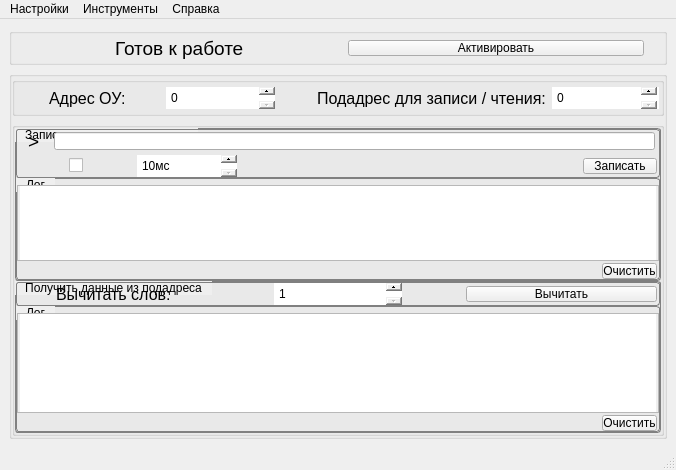
This is ui/MainWindow.ui in AnatolyHryntsevich/TA1-USB-01-I as Qt 5 draws it before an edit. The edited form follows.
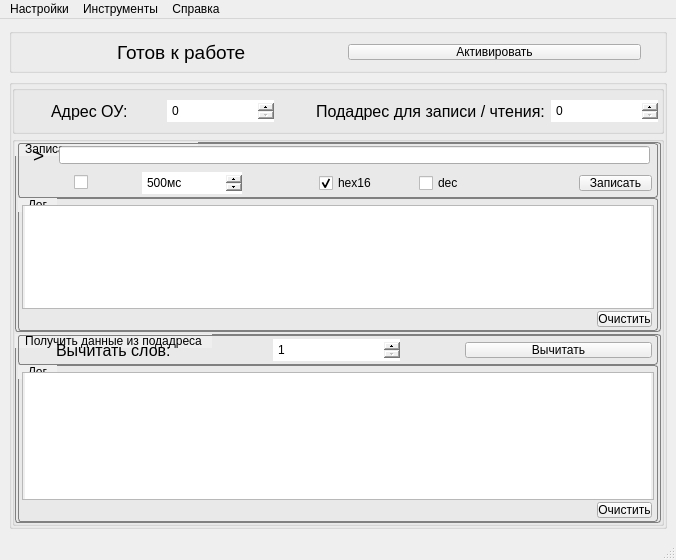
This is the edited form.

Commit message: feat Added windows for managing interface settings and the driver for the mil-std interface module

```diff
--- a/ui/MainWindow.ui
+++ b/ui/MainWindow.ui
@@ -7,7 +7,7 @@
     <x>0</x>
     <y>0</y>
     <width>676</width>
-    <height>470</height>
+    <height>560</height>
    </rect>
   </property>
   <property name="windowTitle">
@@ -22,21 +22,29 @@
      <layout class="QVBoxLayout" name="mainLayout" stretch="1,10">
       <item>
        <widget class="QGroupBox" name="mpiConnectionGroupBox">
+        <property name="font">
+         <font>
+          <stylestrategy>PreferAntialias</stylestrategy>
+         </font>
+        </property>
         <property name="styleSheet">
-         <string notr="true">2</string>
+         <string notr="true"/>
         </property>
         <property name="title">
          <string/>
         </property>
         <layout class="QHBoxLayout" name="horizontalLayout_2" stretch="0">
+         <property name="spacing">
+          <number>2</number>
+         </property>
          <property name="leftMargin">
-          <number>0</number>
+          <number>3</number>
          </property>
          <property name="topMargin">
           <number>0</number>
          </property>
          <property name="rightMargin">
-          <number>0</number>
+          <number>3</number>
          </property>
          <property name="bottomMargin">
           <number>0</number>
@@ -110,6 +118,9 @@
          <set>Qt::AlignJustify|Qt::AlignVCenter</set>
         </property>
         <layout class="QVBoxLayout" name="verticalLayout_3" stretch="1,8">
+         <property name="spacing">
+          <number>2</number>
+         </property>
          <property name="leftMargin">
           <number>0</number>
          </property>
@@ -124,18 +135,23 @@
          </property>
          <item>
           <widget class="QGroupBox" name="addrSettingsGroupBox">
+           <property name="font">
+            <font>
+             <stylestrategy>PreferAntialias</stylestrategy>
+            </font>
+           </property>
            <property name="title">
             <string/>
            </property>
            <layout class="QHBoxLayout" name="horizontalLayout_3">
             <property name="leftMargin">
-             <number>0</number>
+             <number>3</number>
             </property>
             <property name="topMargin">
              <number>0</number>
             </property>
             <property name="rightMargin">
-             <number>0</number>
+             <number>3</number>
             </property>
             <property name="bottomMargin">
              <number>0</number>
@@ -150,6 +166,7 @@
                 <property name="font">
                  <font>
                   <pointsize>12</pointsize>
+                  <stylestrategy>PreferAntialias</stylestrategy>
                  </font>
                 </property>
                 <property name="text">
@@ -159,6 +176,17 @@
               </item>
               <item>
                <widget class="QSpinBox" name="deviceAddrSpinBox">
+                <property name="sizePolicy">
+                 <sizepolicy hsizetype="Minimum" vsizetype="Fixed">
+                  <horstretch>0</horstretch>
+                  <verstretch>0</verstretch>
+                 </sizepolicy>
+                </property>
+                <property name="font">
+                 <font>
+                  <stylestrategy>PreferAntialias</stylestrategy>
+                 </font>
+                </property>
                 <property name="toolTip">
                  <string>Адрес устройства-получателя</string>
                 </property>
@@ -169,6 +197,8 @@
                  <string notr="true">QSpinBox {
     margin-left: 0px;
     margin-right: 0px;
+	margin-top: 3px;
+    margin-bottom: 3px;
     padding-right: 25px;
 }
 
@@ -187,7 +217,7 @@
 }</string>
                 </property>
                 <property name="maximum">
-                 <number>99</number>
+                 <number>2147483647</number>
                 </property>
                </widget>
               </item>
@@ -209,6 +239,7 @@
                 <property name="font">
                  <font>
                   <pointsize>12</pointsize>
+                  <stylestrategy>PreferAntialias</stylestrategy>
                  </font>
                 </property>
                 <property name="text">
@@ -218,6 +249,11 @@
               </item>
               <item>
                <widget class="QSpinBox" name="subAddrSpinBox">
+                <property name="font">
+                 <font>
+                  <stylestrategy>PreferAntialias</stylestrategy>
+                 </font>
+                </property>
                 <property name="toolTip">
                  <string>Целевой подадрес получателя</string>
                 </property>
@@ -227,7 +263,9 @@
                 <property name="styleSheet">
                  <string notr="true">QSpinBox {
     margin-left: 0px;
-    margin-right: 2px;
+    margin-right: 0px;
+	margin-top: 3px;
+    margin-bottom: 3px;
     padding-right: 25px;
 }
 
@@ -245,6 +283,9 @@
     height: 8px;
 }</string>
                 </property>
+                <property name="maximum">
+                 <number>2147483647</number>
+                </property>
                </widget>
               </item>
              </layout>
@@ -259,7 +300,7 @@
            </property>
            <layout class="QVBoxLayout" name="verticalLayout_4" stretch="1,1">
             <property name="spacing">
-             <number>0</number>
+             <number>2</number>
             </property>
             <property name="leftMargin">
              <number>0</number>
@@ -297,13 +338,13 @@
               </property>
               <layout class="QGridLayout" name="gridLayout_2">
                <property name="leftMargin">
-                <number>0</number>
+                <number>2</number>
                </property>
                <property name="topMargin">
                 <number>0</number>
                </property>
                <property name="rightMargin">
-                <number>0</number>
+                <number>2</number>
                </property>
                <property name="bottomMargin">
                 <number>0</number>
@@ -318,6 +359,11 @@
                  </property>
                  <item>
                   <widget class="QGroupBox" name="inputMpiWriteDataGroupBox">
+                   <property name="font">
+                    <font>
+                     <stylestrategy>PreferAntialias</stylestrategy>
+                    </font>
+                   </property>
                    <property name="title">
                     <string/>
                    </property>
@@ -326,13 +372,13 @@
                      <number>2</number>
                     </property>
                     <property name="leftMargin">
-                     <number>0</number>
+                     <number>3</number>
                     </property>
                     <property name="topMargin">
                      <number>0</number>
                     </property>
                     <property name="rightMargin">
-                     <number>0</number>
+                     <number>3</number>
                     </property>
                     <property name="bottomMargin">
                      <number>0</number>
@@ -355,6 +401,7 @@
                           <property name="font">
                            <font>
                             <pointsize>14</pointsize>
+                            <stylestrategy>PreferAntialias</stylestrategy>
                            </font>
                           </property>
                           <property name="text">
@@ -364,8 +411,13 @@
                         </item>
                         <item>
                          <widget class="QLineEdit" name="inputMpiWriteDataLineEdit">
+                          <property name="font">
+                           <font>
+                            <stylestrategy>PreferAntialias</stylestrategy>
+                           </font>
+                          </property>
                           <property name="toolTip">
-                           <string/>
+                           <string>Введите слова для отправки, разделяя их пробелами</string>
                           </property>
                           <property name="toolTipDuration">
                            <number>-1</number>
@@ -383,7 +435,7 @@
                      </layout>
                     </item>
                     <item>
-                     <layout class="QHBoxLayout" name="cycleWriteMpiSettingsLayout" stretch="0,1,0,1,9,2">
+                     <layout class="QHBoxLayout" name="cycleWriteMpiSettingsLayout" stretch="0,1,0,1,2,1,0,1,3,2">
                       <property name="spacing">
                        <number>2</number>
                       </property>
@@ -402,11 +454,16 @@
                       </item>
                       <item alignment="Qt::AlignHCenter">
                        <widget class="QCheckBox" name="cycleWriteMpiModeCheckBox">
+                        <property name="font">
+                         <font>
+                          <stylestrategy>PreferAntialias</stylestrategy>
+                         </font>
+                        </property>
                         <property name="toolTip">
                          <string>Циклическая запись данных в подадрес</string>
                         </property>
                         <property name="toolTipDuration">
-                         <number>5</number>
+                         <number>-1</number>
                         </property>
                         <property name="text">
                          <string/>
@@ -428,6 +485,11 @@
                       </item>
                       <item>
                        <widget class="QSpinBox" name="cycleWriteMpiIntervalValueSpinBox">
+                        <property name="font">
+                         <font>
+                          <stylestrategy>PreferAntialias</stylestrategy>
+                         </font>
+                        </property>
                         <property name="toolTip">
                          <string>Длительность интервала между пакетами</string>
                         </property>
@@ -438,6 +500,8 @@
                          <string notr="true">QSpinBox {
     margin-left: 0px;
     margin-right: 0px;
+	margin-top: 3px;
+    margin-bottom: 3px;
     padding-right: 25px;
 }
 
@@ -470,6 +534,9 @@
                         <property name="singleStep">
                          <number>10</number>
                         </property>
+                        <property name="value">
+                         <number>500</number>
+                        </property>
                        </widget>
                       </item>
                       <item>
@@ -485,8 +552,75 @@
                         </property>
                        </spacer>
                       </item>
+                      <item>
+                       <widget class="QCheckBox" name="hexFormatCheckBox">
+                        <property name="font">
+                         <font>
+                          <stylestrategy>PreferAntialias</stylestrategy>
+                         </font>
+                        </property>
+                        <property name="toolTip">
+                         <string>Шестнадцатеричный формат ввода</string>
+                        </property>
+                        <property name="text">
+                         <string>hex16</string>
+                        </property>
+                        <property name="checked">
+                         <bool>true</bool>
+                        </property>
+                        <property name="tristate">
+                         <bool>false</bool>
+                        </property>
+                       </widget>
+                      </item>
+                      <item>
+                       <spacer name="horizontalSpacer">
+                        <property name="orientation">
+                         <enum>Qt::Horizontal</enum>
+                        </property>
+                        <property name="sizeHint" stdset="0">
+                         <size>
+                          <width>40</width>
+                          <height>20</height>
+                         </size>
+                        </property>
+                       </spacer>
+                      </item>
+                      <item>
+                       <widget class="QCheckBox" name="decimalFormatCheckBox">
+                        <property name="font">
+                         <font>
+                          <stylestrategy>PreferAntialias</stylestrategy>
+                         </font>
+                        </property>
+                        <property name="toolTip">
+                         <string>Десятичный формат ввода</string>
+                        </property>
+                        <property name="text">
+                         <string>dec</string>
+                        </property>
+                       </widget>
+                      </item>
+                      <item>
+                       <spacer name="horizontalSpacer_2">
+                        <property name="orientation">
+                         <enum>Qt::Horizontal</enum>
+                        </property>
+                        <property name="sizeHint" stdset="0">
+                         <size>
+                          <width>40</width>
+                          <height>20</height>
+                         </size>
+                        </property>
+                       </spacer>
+                      </item>
                       <item>
                        <widget class="QPushButton" name="inputMpiWriteDataButton">
+                        <property name="font">
+                         <font>
+                          <stylestrategy>PreferAntialias</stylestrategy>
+                         </font>
+                        </property>
                         <property name="toolTip">
                          <string>Запись данных в подадрес</string>
                         </property>
@@ -511,6 +645,11 @@
                  </item>
                  <item>
                   <widget class="QGroupBox" name="logWriteMpiGroupBox">
+                   <property name="font">
+                    <font>
+                     <stylestrategy>PreferAntialias</stylestrategy>
+                    </font>
+                   </property>
                    <property name="styleSheet">
                     <string notr="true">QGroupBox {
     border: 1px solid gray;
@@ -530,16 +669,16 @@
                    </property>
                    <layout class="QVBoxLayout" name="verticalLayout_5">
                     <property name="spacing">
-                     <number>0</number>
+                     <number>2</number>
                     </property>
                     <property name="leftMargin">
-                     <number>0</number>
+                     <number>3</number>
                     </property>
                     <property name="topMargin">
                      <number>6</number>
                     </property>
                     <property name="rightMargin">
-                     <number>0</number>
+                     <number>3</number>
                     </property>
                     <property name="bottomMargin">
                      <number>0</number>
@@ -554,6 +693,11 @@
                       </property>
                       <item>
                        <widget class="QTextEdit" name="logWriteMpiViewTextEdit">
+                        <property name="font">
+                         <font>
+                          <stylestrategy>PreferAntialias</stylestrategy>
+                         </font>
+                        </property>
                         <property name="styleSheet">
                          <string notr="true">QTextEdit {
     padding-left: 2px;
@@ -564,6 +708,11 @@
                       </item>
                       <item alignment="Qt::AlignRight">
                        <widget class="QPushButton" name="logWriteClearButton">
+                        <property name="font">
+                         <font>
+                          <stylestrategy>PreferAntialias</stylestrategy>
+                         </font>
+                        </property>
                         <property name="toolTip">
                          <string>Очистка лога записи данных</string>
                         </property>
@@ -574,6 +723,7 @@
                          <string notr="true">QPushButton {
     margin-left: 0px;
     margin-right: 2px;
+	margin-bottom: 3px;
 }</string>
                         </property>
                         <property name="text">
@@ -615,16 +765,16 @@
               </property>
               <layout class="QVBoxLayout" name="verticalLayout_2">
                <property name="spacing">
-                <number>0</number>
+                <number>2</number>
                </property>
                <property name="leftMargin">
-                <number>0</number>
+                <number>2</number>
                </property>
                <property name="topMargin">
                 <number>0</number>
                </property>
                <property name="rightMargin">
-                <number>0</number>
+                <number>2</number>
                </property>
                <property name="bottomMargin">
                 <number>0</number>
@@ -641,7 +791,7 @@
                    </property>
                    <layout class="QHBoxLayout" name="horizontalLayout_6">
                     <property name="spacing">
-                     <number>0</number>
+                     <number>2</number>
                     </property>
                     <property name="leftMargin">
                      <number>0</number>
@@ -650,7 +800,7 @@
                      <number>0</number>
                     </property>
                     <property name="rightMargin">
-                     <number>0</number>
+                     <number>3</number>
                     </property>
                     <property name="bottomMargin">
                      <number>0</number>
@@ -665,6 +815,7 @@
                         <property name="font">
                          <font>
                           <pointsize>12</pointsize>
+                          <stylestrategy>PreferAntialias</stylestrategy>
                          </font>
                         </property>
                         <property name="text">
@@ -687,8 +838,13 @@
                       </item>
                       <item>
                        <widget class="QSpinBox" name="mpiReadWordsNumberSpinBox">
+                        <property name="font">
+                         <font>
+                          <stylestrategy>PreferAntialias</stylestrategy>
+                         </font>
+                        </property>
                         <property name="toolTip">
-                         <string>Количество вычитываемых слов</string>
+                         <string>Количество запрашиваемых из подадреса слов</string>
                         </property>
                         <property name="toolTipDuration">
                          <number>-1</number>
@@ -697,7 +853,9 @@
                          <string notr="true">QSpinBox {
     margin-left: 0px;
     margin-right: 0px;
-    padding-right: 25px; 
+	margin-top: 3px;
+    margin-bottom: 3px;
+    padding-right: 25px;
 }
 
 QSpinBox::up-button {
@@ -737,8 +895,13 @@
                       </item>
                       <item>
                        <widget class="QPushButton" name="mpiReadWordsNumberButton">
+                        <property name="font">
+                         <font>
+                          <stylestrategy>PreferAntialias</stylestrategy>
+                         </font>
+                        </property>
                         <property name="toolTip">
-                         <string>Вычитать данные из подадреса</string>
+                         <string>Запросить данные из подадреса</string>
                         </property>
                         <property name="toolTipDuration">
                          <number>-1</number>
@@ -761,6 +924,11 @@
                  </item>
                  <item>
                   <widget class="QGroupBox" name="logReadMpiGroupBox">
+                   <property name="font">
+                    <font>
+                     <stylestrategy>PreferAntialias</stylestrategy>
+                    </font>
+                   </property>
                    <property name="styleSheet">
                     <string notr="true">QGroupBox {
     border: 1px solid gray;
@@ -783,13 +951,13 @@
                      <number>0</number>
                     </property>
                     <property name="leftMargin">
-                     <number>0</number>
+                     <number>3</number>
                     </property>
                     <property name="topMargin">
                      <number>6</number>
                     </property>
                     <property name="rightMargin">
-                     <number>0</number>
+                     <number>3</number>
                     </property>
                     <property name="bottomMargin">
                      <number>0</number>
@@ -801,6 +969,11 @@
                       </property>
                       <item>
                        <widget class="QTextEdit" name="logReadMpiViewTextEdit">
+                        <property name="font">
+                         <font>
+                          <stylestrategy>PreferAntialias</stylestrategy>
+                         </font>
+                        </property>
                         <property name="styleSheet">
                          <string notr="true">QTextEdit {
     padding-left: 2px;
@@ -811,6 +984,11 @@
                       </item>
                       <item alignment="Qt::AlignRight">
                        <widget class="QPushButton" name="logReadClearButton">
+                        <property name="font">
+                         <font>
+                          <stylestrategy>PreferAntialias</stylestrategy>
+                         </font>
+                        </property>
                         <property name="toolTip">
                          <string>Очистка лога вычитки данных</string>
                         </property>
@@ -821,6 +999,7 @@
                          <string notr="true">QPushButton {
     margin-left: 0px;
     margin-right: 2px;
+	margin-bottom: 3px;
 }</string>
                         </property>
                         <property name="text">
@@ -867,15 +1046,17 @@
     <property name="title">
      <string>Настройки</string>
     </property>
-    <addaction name="action_3"/>
-    <addaction name="action_4"/>
+    <addaction name="driverSettingsDialogOpenAction"/>
+    <addaction name="separator"/>
+    <addaction name="interfaceSettingsDialogOpenAction"/>
    </widget>
    <widget class="QMenu" name="menu_3">
     <property name="title">
      <string>Справка</string>
     </property>
     <addaction name="action"/>
-    <addaction name="action_2"/>
+    <addaction name="separator"/>
+    <addaction name="action_7"/>
    </widget>
    <addaction name="menu_2"/>
    <addaction name="menu"/>
@@ -897,7 +1078,7 @@
     <string>О программе</string>
    </property>
   </action>
-  <action name="action_3">
+  <action name="driverSettingsDialogOpenAction">
    <property name="text">
     <string>Параметры драйвера</string>
    </property>
@@ -907,6 +1088,16 @@
     <string>Внешний вид</string>
    </property>
   </action>
+  <action name="interfaceSettingsDialogOpenAction">
+   <property name="text">
+    <string>Внешний вид</string>
+   </property>
+  </action>
+  <action name="action_7">
+   <property name="text">
+    <string>О программе</string>
+   </property>
+  </action>
  </widget>
  <resources/>
  <connections/>
```
The commit also changes 9 other files.
